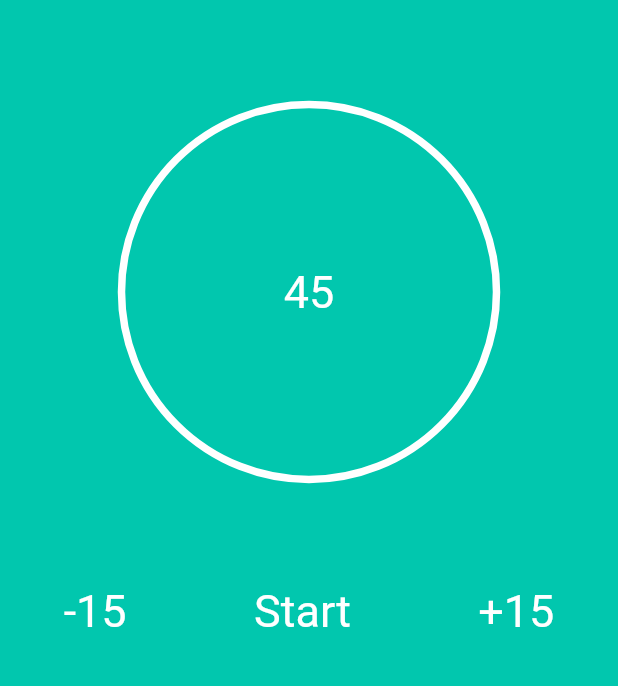
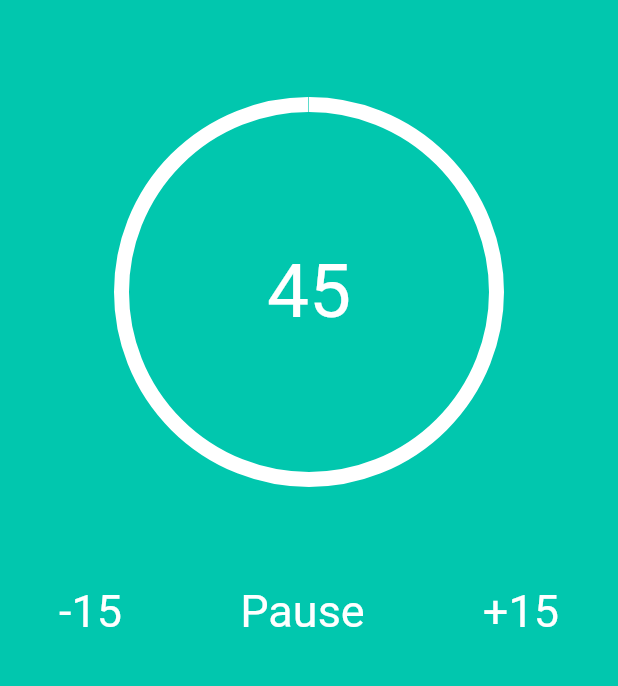
Before and after one commit to L-Hyeon/flutter-timer, a Flutter app: the SleepPage screen opened directly, after a tap on "-15", after a tap on "+15", after a tap on "Start", on a phone screen of 412 x 824 dp, the part 239-925 px from its top. Run offline on Flutter 3.47's test engine with Material 2 defaults, Android fonts, the phone set to English and light mode, and no system bars; drawn by our look-alikes of circular_countdown_timer; our stand-ins replace fluttertoast; Roboto replaces fonts that are missing (Cafe24).

```diff
--- a/lib/widgets/sleep/sleep_page.dart
+++ b/lib/widgets/sleep/sleep_page.dart
@@ -1,5 +1,4 @@
 import 'dart:async';
-import 'package:circular_countdown_timer/circular_countdown_timer.dart';
 import 'package:flutter/material.dart';
 import 'package:fluttertoast/fluttertoast.dart';
 
@@ -12,10 +11,34 @@ class SleepPage extends StatefulWidget {
 
 class _SleepPageState extends State<SleepPage> {
   DateTime backPressedTime = DateTime(-1);
-  int sec = 15;
+  int sec = 1;
+  int initSec = 1;
+  int min = 15;
   String state = "Start";
-  CountDownController _controller = CountDownController();
+  Timer? timer;
 
+  void startTimer() {
+    timer = Timer.periodic(const Duration(seconds: 1), (_) {
+      if (sec > 0){
+        setState(() {
+          sec -= 1;
+          if (sec % 60 == 0){
+            min -= 1;
+          }
+        });
+      }
+      else if (sec == 0){
+        setState(() {
+          state = "Start";
+        });
+        stopTimer();
+      }
+    });
+  }
+
+  void stopTimer() {
+    timer?.cancel();
+  }
 
   Future<bool> onWillPop() {
     DateTime now = DateTime.now();
@@ -44,23 +67,25 @@ class _SleepPageState extends State<SleepPage> {
               )
             ),
             const SizedBox(height: 70),
-            CircularCountDownTimer(
+            SizedBox(
               width: 250,
               height: 250,
-              duration: sec,
-              fillColor: Colors.transparent,
-              ringColor: Colors.white,
-              controller: _controller,
-              isReverse: true,
-              textStyle: const TextStyle(
-                fontFamily: "Cafe24",
-                fontSize: 30,
-                color: Colors.white
+              child: Stack(
+                fit: StackFit.expand,
+                children: [
+                  CircularProgressIndicator(
+                    value: sec/initSec,
+                    strokeWidth: 10,
+                    valueColor: const AlwaysStoppedAnimation(Colors.white),
+                  ),
+                  Center(
+                    child: TText(
+                      text: min.toString(),
+                      size: 50,
+                    )
+                  )
+                ]
               ),
-              autoStart: false,
-              onComplete: (){
-                state = "Start";
-              }
             ),
             const SizedBox(height: 70),
             Row(
@@ -70,11 +95,13 @@ class _SleepPageState extends State<SleepPage> {
                   onTap: (){
                     setState(() {
                       if (state == "Start"){
-                        sec += 15;
+                        min += 15;
                         return;
                       }
                       if (sec > 900){
+                        initSec -= 900;
                         sec -= 900;
+                        min -= 15;
                       }
                       else {
                         Fluttertoast.showToast(msg: "15분도 안 남았습니다");
@@ -88,20 +115,22 @@ class _SleepPageState extends State<SleepPage> {
                 ),
                 InkWell(
                   onTap: (){
-                    if (state == "Stop"){
-                      state = "Resume";
-                      _controller.pause();
-                    }
-                    else if (sec == 0){
-                      state = "Stop";
-                      sec *= 60;
-                      print(sec);
-                      _controller.start();
-                    }
-                    else {
-                      state = "Stop";
-                      _controller.resume();
-                    }
+                    setState(() {
+                      if (state == "Pause"){
+                        state = "Resume";
+                        stopTimer();
+                      }
+                      else if (state == "Start"){
+                        state = "Pause";
+                        initSec = 60*min;
+                        sec = initSec;
+                        startTimer();
+                      }
+                      else {
+                        state = "Pause";
+                        startTimer();
+                      }
+                    });
                   },
                   child: TText(
                     text: state,
@@ -112,10 +141,12 @@ class _SleepPageState extends State<SleepPage> {
                   onTap: (){
                     setState(() {
                       if (state == "Start"){
-                        sec += 15;
+                        min += 15;
                         return;
                       }
+                      min += 15;
                       sec += 900;
+                      initSec += 900;
                     });
                   },
                   child: const TText(
--- a/pubspec.yaml
+++ b/pubspec.yaml
@@ -35,7 +35,6 @@ dependencies:
   # Use with the CupertinoIcons class for iOS style icons.
   cupertino_icons: ^1.0.2
   fluttertoast: ^8.0.8
-  circular_countdown_timer: ^0.2.0
 
 dev_dependencies:
   flutter_test:
```
Also changed, not shown: pubspec.lock.
